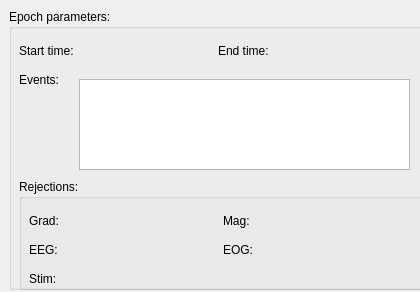
Old version of the form meggie/ui/qt4Designer_ui_files/epochParamsWidget.ui in the repository cibr-jyu/meggie.
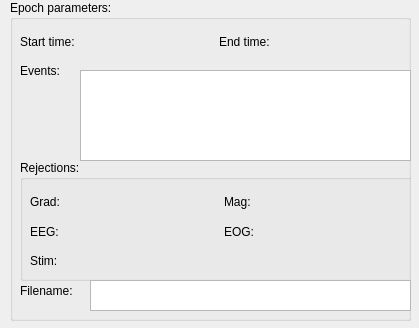
New version of the form.

The edit to the form file:
```diff
--- a/meggie/ui/qt4Designer_ui_files/epochParamsWidget.ui
+++ b/meggie/ui/qt4Designer_ui_files/epochParamsWidget.ui
@@ -6,8 +6,8 @@
    <rect>
     <x>0</x>
     <y>0</y>
-    <width>420</width>
-    <height>292</height>
+    <width>419</width>
+    <height>328</height>
    </rect>
   </property>
   <property name="windowTitle">
@@ -16,10 +16,10 @@
   <widget class="QGroupBox" name="groupBox">
    <property name="geometry">
     <rect>
-     <x>9</x>
-     <y>9</y>
-     <width>421</width>
-     <height>281</height>
+     <x>10</x>
+     <y>0</y>
+     <width>401</width>
+     <height>321</height>
     </rect>
    </property>
    <property name="title">
@@ -58,9 +58,9 @@
     <property name="geometry">
      <rect>
       <x>10</x>
-      <y>170</y>
+      <y>160</y>
       <width>411</width>
-      <height>111</height>
+      <height>121</height>
      </rect>
     </property>
     <property name="title">
@@ -72,7 +72,7 @@
        <x>10</x>
        <y>30</y>
        <width>381</width>
-       <height>81</height>
+       <height>83</height>
       </rect>
      </property>
      <layout class="QVBoxLayout" name="verticalLayout">
@@ -154,6 +154,29 @@
      </item>
     </layout>
    </widget>
+   <widget class="QLabel" name="labelWorkingFile">
+    <property name="geometry">
+     <rect>
+      <x>10</x>
+      <y>280</y>
+      <width>91</width>
+      <height>21</height>
+     </rect>
+    </property>
+    <property name="text">
+     <string>Filename:</string>
+    </property>
+   </widget>
+   <widget class="QTextBrowser" name="textBrowserWorkingFile">
+    <property name="geometry">
+     <rect>
+      <x>80</x>
+      <y>280</y>
+      <width>321</width>
+      <height>31</height>
+     </rect>
+    </property>
+   </widget>
   </widget>
  </widget>
  <resources/>
```
Left out of the diff: 2 changed lines with no effect on the pictures.
